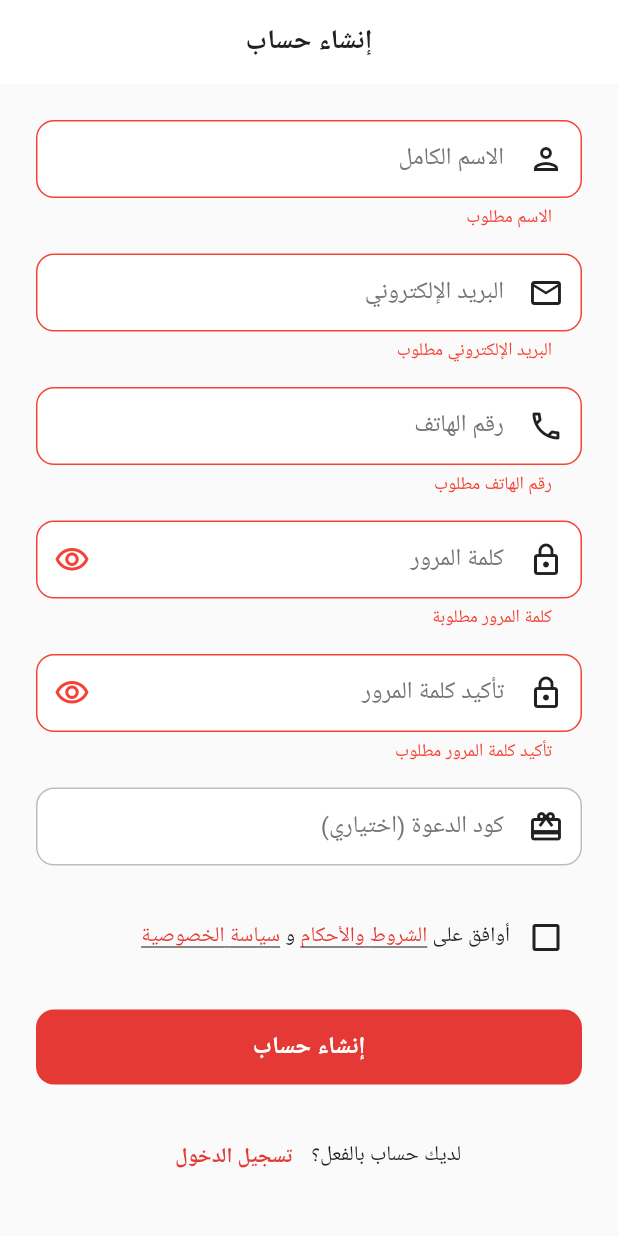
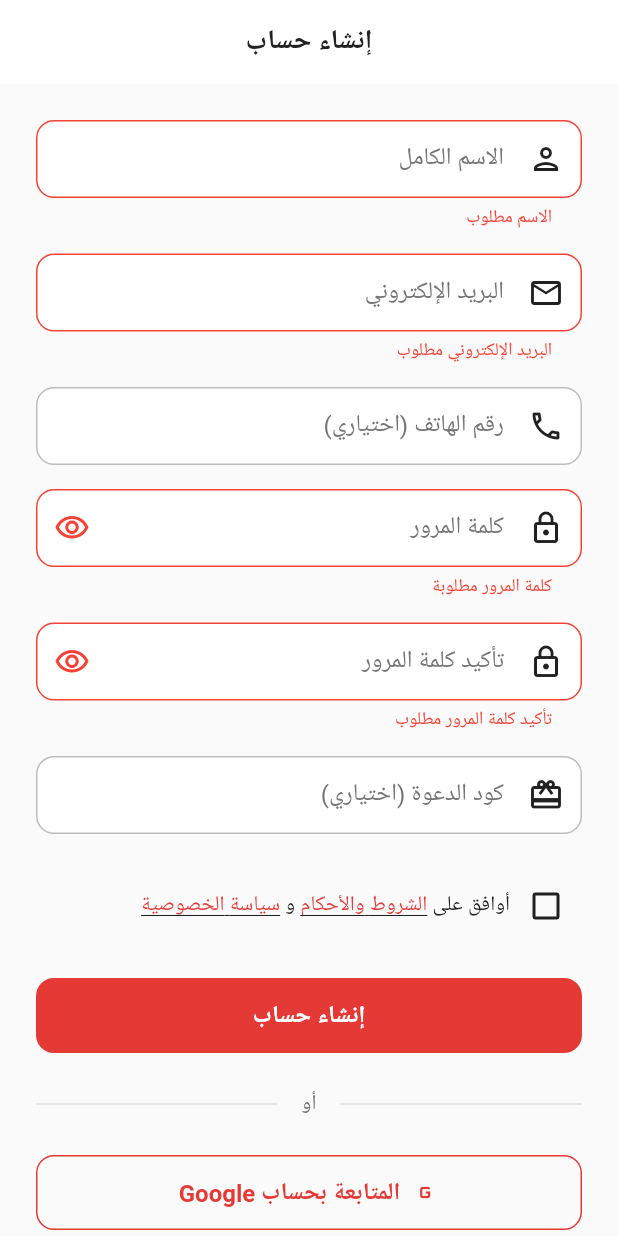
Before and after one commit to mahmoodhamdi/bagour-delivery, a Flutter app: the RegisterScreen screen opened by its route, after a tap on "إنشاء حساب", on a phone screen of 412 x 824 dp. Run offline on Flutter 3.47's test engine with Material 3 defaults, Android fonts, the phone set to English and light mode, and no system bars; our stand-ins replace cached_network_image, dio, firebase_core, firebase_messaging, flutter_local_notifications, flutter_riverpod and 6 more; accounts and stored records are empty; network calls fail; Roboto replaces fonts that are missing (Cairo).

Commit message:
feat(customer-app): Complete Email + Google Auth implementation
Complete Auth Implementation:
- Updated auth models with Email + Google Sign-In support
  - Added GoogleSignInRequest model
  - Updated LoginRequest with optional role field
  - Added VerifyEmailRequest (replaces phone OTP)
  - Added PendingVerificationResponse for email verification flow
  - Updated ResendOtpRequest to email-only
  - Made phone optional in CustomerRegisterRequest

- Auth Service: Full Email + Google Auth
  - Implemented signInWithGoogle() with Google Sign-In SDK
  - Updated register() to return PendingVerificationResponse
  - Updated login() to handle requiresVerification state
  - Implemented verifyEmail() for OTP verification
  - Updated all API endpoints to unified auth routes
  - Added Google Sign-In logout integration

- Auth Provider: Enhanced State Management
  - Added requiresVerification state to AuthState
  - Updated register flow to handle OTP requirement
  - Updated login flow to redirect to OTP if needed
  - Implemented signInWithGoogle provider method
  - Updated resendOtp to work with email addresses

- UI Screens: Complete Auth Flow
  - Login: Added Google Sign-In button + email verification flow
  - Register: Made phone optional, added Google Sign-In option
  - OTP: Updated to email-only verification
  - All screens handle new requiresVerification state

- API Endpoints Updated:
  - /auth/register (unified with role)
  - /auth/login (unified with role)
  - /auth/google (new)
  - /auth/verify-email (new)
  - /auth/resend-otp (email-only)

Flutter analyze passed with 0 errors - Production Ready!

```diff
--- a/customer-app/lib/screens/auth/register_screen.dart
+++ b/customer-app/lib/screens/auth/register_screen.dart
@@ -53,8 +53,11 @@ class _RegisterScreenState extends ConsumerState<RegisterScreen> {
           CustomerRegisterRequest(
             name: _nameController.text.trim(),
             email: _emailController.text.trim(),
-            phone: _phoneController.text.trim(),
             password: _passwordController.text,
+            role: 'customer',
+            phone: _phoneController.text.trim().isNotEmpty
+                ? _phoneController.text.trim()
+                : null,
             referralCode: _referralCodeController.text.trim().isNotEmpty
                 ? _referralCodeController.text.trim()
                 : null,
@@ -66,16 +69,31 @@ class _RegisterScreenState extends ConsumerState<RegisterScreen> {
 
     final authState = ref.read(authProvider);
     authState.mapOrNull(
-      authenticated: (_) {
+      requiresVerification: (state) {
         // Navigate to OTP verification
-        context.go(
+        context.push(
           AppRoutes.otp,
           extra: {
-            'phone': _phoneController.text.trim(),
-            'type': 'phone_verification',
+            'email': state.email,
+            'type': 'email_verification',
           },
         );
       },
+      error: (error) => _showError(error.message),
+    );
+  }
+
+  Future<void> _signInWithGoogle() async {
+    setState(() => _isLoading = true);
+
+    await ref.read(authProvider.notifier).signInWithGoogle();
+
+    if (!mounted) return;
+    setState(() => _isLoading = false);
+
+    final authState = ref.read(authProvider);
+    authState.mapOrNull(
+      authenticated: (_) => context.go(AppRoutes.home),
       error: (error) => _showError(error.message),
     );
   }
@@ -150,22 +168,22 @@ class _RegisterScreenState extends ConsumerState<RegisterScreen> {
                 ),
                 const SizedBox(height: 16),
 
-                // Phone field
+                // Phone field (optional)
                 TextFormField(
                   controller: _phoneController,
                   keyboardType: TextInputType.phone,
                   textDirection: TextDirection.ltr,
                   decoration: const InputDecoration(
-                    labelText: 'رقم الهاتف',
+                    labelText: 'رقم الهاتف (اختياري)',
                     prefixIcon: Icon(Icons.phone_outlined),
                     hintText: '01XXXXXXXXX',
                   ),
                   validator: (value) {
-                    if (value == null || value.isEmpty) {
-                      return 'رقم الهاتف مطلوب';
-                    }
-                    if (!RegExp(r'^01[0125][0-9]{8}$').hasMatch(value)) {
-                      return 'رقم الهاتف غير صالح';
+                    // Optional field, only validate if not empty
+                    if (value != null && value.isNotEmpty) {
+                      if (!RegExp(r'^01[0125][0-9]{8}$').hasMatch(value)) {
+                        return 'رقم الهاتف غير صالح';
+                      }
                     }
                     return null;
                   },
@@ -309,6 +327,37 @@ class _RegisterScreenState extends ConsumerState<RegisterScreen> {
                 ),
                 const SizedBox(height: 24),
 
+                // Divider
+                Row(
+                  children: [
+                    const Expanded(child: Divider()),
+                    Padding(
+                      padding: const EdgeInsets.symmetric(horizontal: 16),
+                      child: Text(
+                        'أو',
+                        style: Theme.of(context).textTheme.bodyMedium?.copyWith(
+                              color: AppColors.textSecondary,
+                            ),
+                      ),
+                    ),
+                    const Expanded(child: Divider()),
+                  ],
+                ),
+                const SizedBox(height: 24),
+
+                // Google Sign In
+                OutlinedButton.icon(
+                  onPressed: _isLoading ? null : _signInWithGoogle,
+                  icon: Image.network(
+                    'https://www.gstatic.com/firebasejs/ui/2.0.0/images/auth/google.svg',
+                    width: 24,
+                    height: 24,
+                    errorBuilder: (_, __, ___) => const Icon(Icons.g_mobiledata),
+                  ),
+                  label: const Text('المتابعة بحساب Google'),
+                ),
+                const SizedBox(height: 24),
+
                 // Login link
                 Row(
                   mainAxisAlignment: MainAxisAlignment.center,
```
Also changed, not shown: customer-app/lib/config/constants.dart (+9 -8 lines), customer-app/lib/models/auth.dart (+34 -12 lines), customer-app/lib/providers/auth_provider.dart (+54 -15 lines), customer-app/lib/screens/auth/login_screen.dart (+26 -3 lines), customer-app/lib/screens/auth/otp_screen.dart (+8 -15 lines), customer-app/lib/services/auth_service.dart (+95 -16 lines), customer-app/lib/models/auth.freezed.dart, customer-app/lib/models/auth.g.dart, customer-app/lib/providers/auth_provider.freezed.dart.
